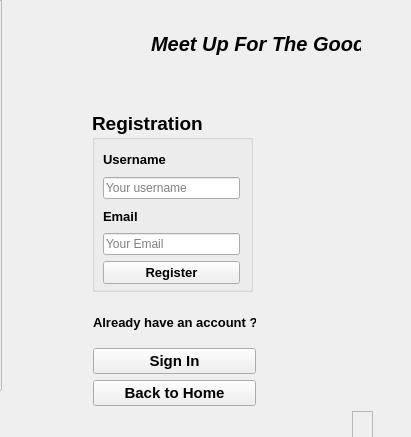
kausik10/RentUs, file registration_.ui: the form before one commit.
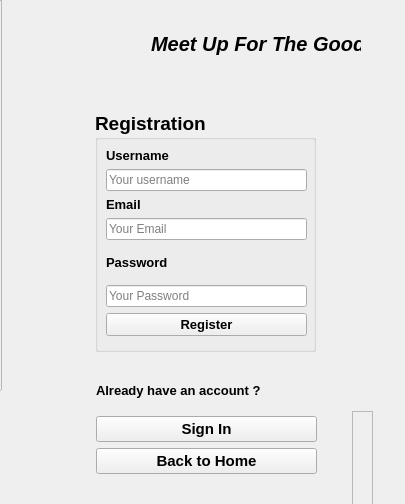
The form after the commit. Icons and pictures are not drawn.

```diff
--- a/registration_.ui
+++ b/registration_.ui
@@ -6,8 +6,8 @@
    <rect>
     <x>0</x>
     <y>0</y>
-    <width>411</width>
-    <height>437</height>
+    <width>405</width>
+    <height>504</height>
    </rect>
   </property>
   <property name="windowTitle">
@@ -284,9 +284,9 @@
   <widget class="QWidget" name="layoutWidget_3">
    <property name="geometry">
     <rect>
-     <x>93</x>
-     <y>302</y>
-     <width>163</width>
+     <x>96</x>
+     <y>370</y>
+     <width>221</width>
      <height>104</height>
     </rect>
    </property>
@@ -397,10 +397,10 @@
   <widget class="QGroupBox" name="registrationbox_2">
    <property name="geometry">
     <rect>
-     <x>92</x>
+     <x>95</x>
      <y>111</y>
-     <width>161</width>
-     <height>181</height>
+     <width>221</width>
+     <height>241</height>
     </rect>
    </property>
    <property name="font">
@@ -425,8 +425,8 @@
      <rect>
       <x>11</x>
       <y>37</y>
-      <width>137</width>
-      <height>136</height>
+      <width>201</width>
+      <height>188</height>
      </rect>
     </property>
     <layout class="QVBoxLayout" name="verticalLayout_8">
@@ -478,6 +478,26 @@
        </item>
       </layout>
      </item>
+     <item>
+      <widget class="QLabel" name="label_7">
+       <property name="font">
+        <font>
+         <pointsize>10</pointsize>
+         <bold>true</bold>
+        </font>
+       </property>
+       <property name="text">
+        <string>Password</string>
+       </property>
+      </widget>
+     </item>
+     <item>
+      <widget class="QLineEdit" name="password_">
+       <property name="placeholderText">
+        <string>Your Password</string>
+       </property>
+      </widget>
+     </item>
      <item>
       <widget class="QPushButton" name="register_btn_2">
        <property name="font">
```
Left out of the diff: 234 changed lines with no effect on the pictures.
